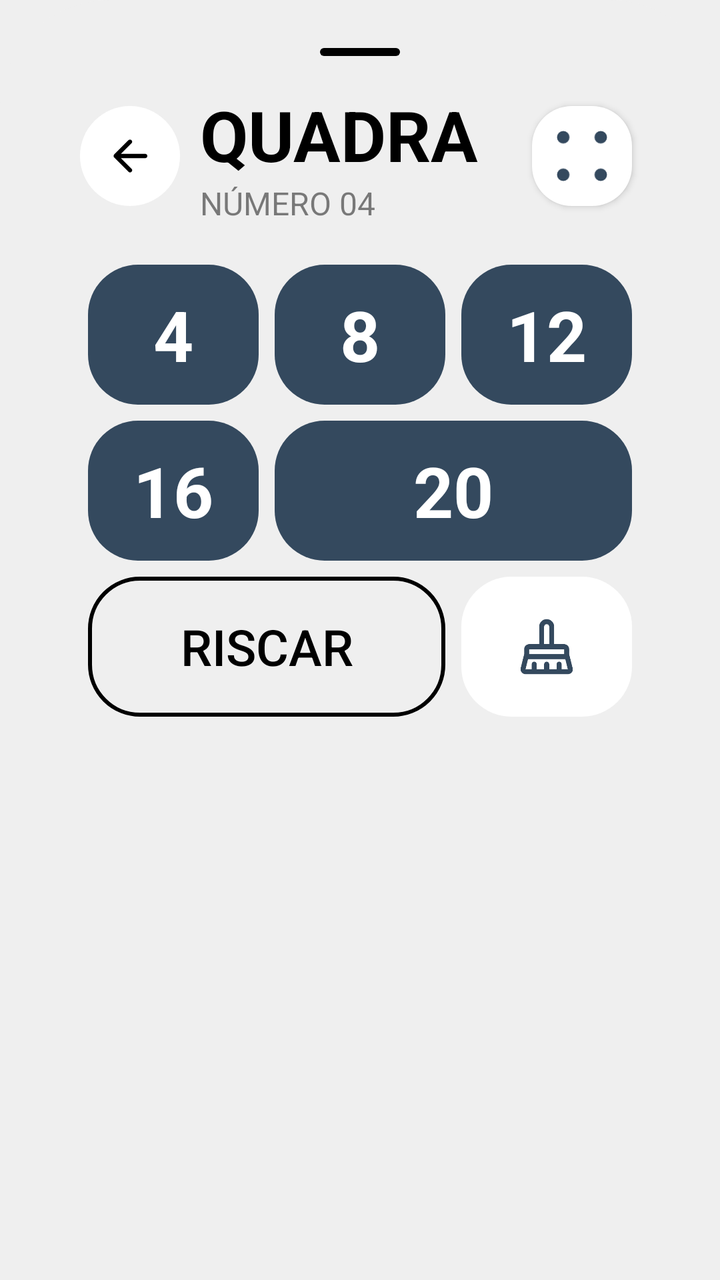
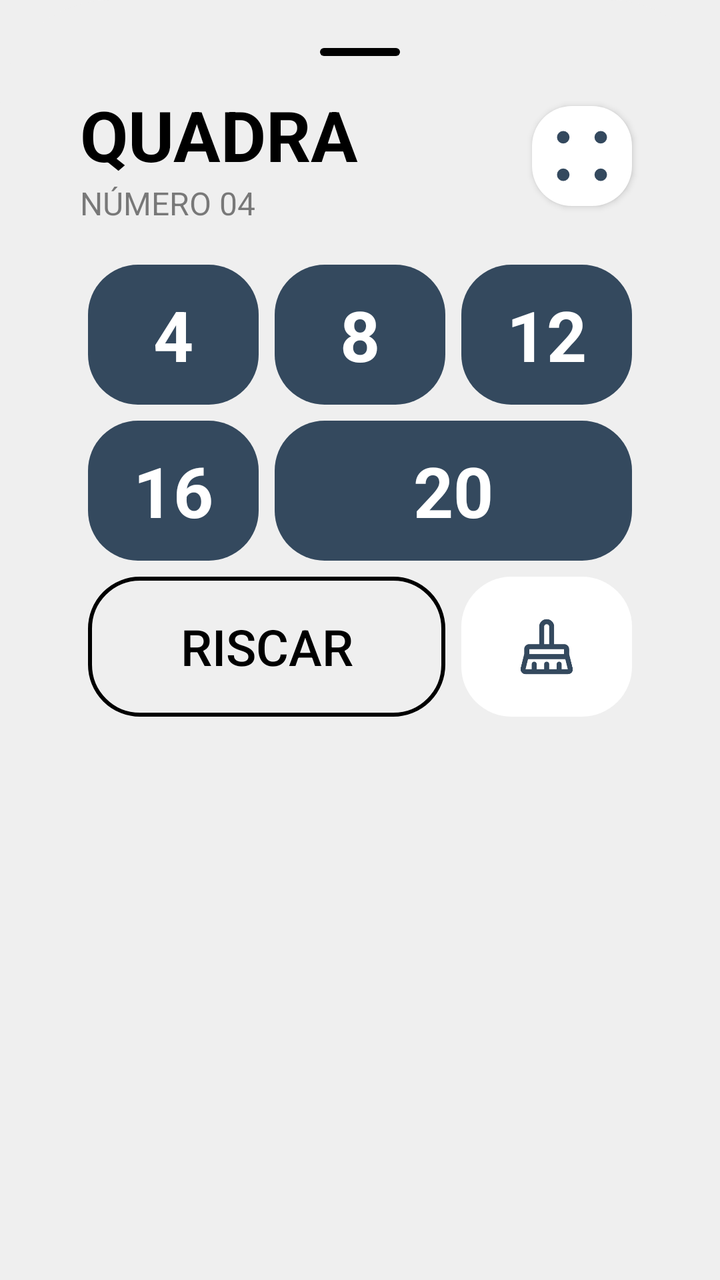

Two renders of the same Android screen: before a commit and after it. Below are the layout's source before the change and the commit's diff.
<!-- AndroidManifest.xml: application theme Base.Theme.KingOfBozo.Standard -->
<!-- res/layout/box_quadra.xml -->
<?xml version="1.0" encoding="utf-8"?>
<LinearLayout xmlns:android="http://schemas.android.com/apk/res/android"
    xmlns:app="http://schemas.android.com/apk/res-auto"
    xmlns:tools="http://schemas.android.com/tools"
    android:id="@+id/numbers_points"
    android:layout_width="match_parent"
    android:layout_height="wrap_content"
    android:backgroundTint="?attr/customBackground"
    android:background="@drawable/bottom_sheet_background"
    android:orientation="vertical"
    android:padding="24dp">

    <ImageView
        android:layout_width="40dp"
        android:layout_height="4dp"
        android:layout_gravity="center_horizontal"
        android:layout_marginBottom="16dp"
        app:tint="?attr/textFillColor"
        android:src="@drawable/background_card_dark" />


    <LinearLayout
        android:id="@+id/action_bar"
        android:layout_width="match_parent"
        android:layout_height="wrap_content"
        android:paddingHorizontal="16dp"
        android:gravity="center"
        tools:ignore="MissingConstraints">

        <ImageView
            android:id="@+id/button_cancel"
            android:layout_width="50dp"
            android:layout_height="50dp"
            android:backgroundTint="?attr/cardBackgroundColor"
            android:background="@drawable/background_circle_yellow"
            android:padding="12dp"
            android:layout_marginRight="10dp"
            app:tint="?attr/textFillColor"
            android:src="@drawable/ic_arrow_back"
            tools:ignore="ContentDescription" />

        <LinearLayout
            android:layout_width="wrap_content"
            android:layout_height="wrap_content"
            android:orientation="vertical"
            android:layout_weight="1"
            app:layout_constraintStart_toEndOf="@+id/button_back">



            <TextView
                android:id="@+id/scoring_title"
                android:layout_width="wrap_content"
                android:layout_height="wrap_content"
                android:text="QUADRA"
                android:textColor="?attr/textFillColor"
                android:textSize="35sp"
                android:textStyle="bold" />
            <TextView
                android:layout_width="wrap_content"
                android:layout_height="wrap_content"
                android:text="NÚMERO 04"
                android:alpha="0.5"
                android:textColor="?attr/textFillColor"
                android:textSize="16sp" />

        </LinearLayout>

        <ImageView
            android:layout_height="50dp"
            android:layout_width="50dp"
            android:backgroundTint="?attr/cardBackgroundColor"
            android:background="@drawable/background_card_de_boca"
            android:src="@drawable/ic_dice_4"
            app:tint="?attr/colorPrimary"
            android:elevation="2dp"
            android:layout_margin="4dp"/>

    </LinearLayout>

    <LinearLayout
        android:layout_width="match_parent"
        android:layout_height="wrap_content"
        android:orientation="vertical"
        android:padding="16dp">

        <GridLayout
            xmlns:android="http://schemas.android.com/apk/res/android"
            xmlns:app="http://schemas.android.com/apk/res-auto"
            android:layout_width="match_parent"
            android:layout_height="wrap_content"
            android:columnCount="3"
            android:rowCount="3">

            <TextView
                android:id="@+id/valor_01"
                android:layout_height="70dp"
                android:layout_width="0dp"
                android:backgroundTint="?attr/colorPrimary"
                android:background="@drawable/background_card_black"
                android:textColor="?attr/customTextBackground"
                android:text="4"
                android:textSize="35dp"
                android:textStyle="bold"
                android:gravity="center"
                android:layout_row="0"
                android:layout_column="0"
                android:layout_columnWeight="1"
                android:layout_gravity="fill"
                android:layout_margin="4dp"/>

            <TextView
                android:id="@+id/valor_02"
                android:layout_height="70dp"
                android:layout_width="0dp"
                android:backgroundTint="?attr/colorPrimary"
                android:background="@drawable/background_card_black"
                android:textColor="?attr/customTextBackground"
                android:text="8"
                android:textSize="35dp"
                android:textStyle="bold"
                android:gravity="center"
                android:layout_row="0"
                android:layout_column="1"
                android:layout_columnWeight="1"
                android:layout_gravity="fill"
                android:layout_margin="4dp"/>

            <TextView
                android:id="@+id/valor_03"
                android:layout_height="70dp"
                android:layout_width="0dp"
                android:backgroundTint="?attr/colorPrimary"
                android:background="@drawable/background_card_black"
                android:textColor="?attr/customTextBackground"
                android:text="12"
                android:textSize="35dp"
                android:textStyle="bold"
                android:gravity="center"
                android:layout_row="0"
                android:layout_column="2"
                android:layout_columnWeight="1"
                android:layout_gravity="fill"
                android:layout_margin="4dp"/>

            <TextView
                android:id="@+id/valor_04"
                android:layout_height="70dp"
                android:layout_width="0dp"
                android:backgroundTint="?attr/colorPrimary"
                android:background="@drawable/background_card_black"
                android:textColor="?attr/customTextBackground"
                android:text="16"
                android:textSize="35dp"
                android:textStyle="bold"
                android:gravity="center"
                android:layout_row="1"
                android:layout_column="0"
                android:layout_columnWeight="1"
                android:layout_gravity="fill"
                android:layout_margin="4dp"/>

            <TextView
                android:id="@+id/valor_05"
                android:layout_height="20dp"
                android:layout_width="0dp"
                android:backgroundTint="?attr/colorPrimary"
                android:background="@drawable/background_card_black"
                android:textColor="?attr/customTextBackground"
                android:text="20"
                android:textSize="35dp"
                android:textStyle="bold"
                android:gravity="center"
                android:layout_row="1"
                android:layout_column="1"
                android:layout_columnSpan="2"
                android:layout_columnWeight="1"
                android:layout_gravity="fill"
                android:layout_margin="4dp"/>

            <ImageView
                android:id="@+id/btn_nulo"
                android:layout_height="70dp"
                android:layout_width="0dp"
                android:backgroundTint="?attr/cardBackgroundColor"
                android:background="@drawable/background_card_black"
                android:src="@drawable/ic_clear"
                app:tint="?attr/colorPrimary"
                android:layout_row="2"
                android:layout_column="2"
                android:layout_columnWeight="1"
                android:layout_gravity="fill"
                android:padding="20dp"
                android:layout_margin="4dp"/>

            <Button
                android:id="@+id/btn_riscar"
                android:layout_height="70dp"
                android:layout_width="0dp"
                app:backgroundTint="?attr/textFillColor"
                android:background="@drawable/background_score_option_riscar"
                app:cornerRadius="20dp"
                android:text="RISCAR"
                android:textSize="25dp"
                android:textColor="?attr/textFillColor"
                app:icon="@drawable/ic_riscar"
                app:iconSize="25dp"
                app:iconTint="?attr/textFillColor"
                android:gravity="center"
                android:layout_row="2"
                android:layout_column="0"
                android:layout_columnSpan="2"
                android:layout_columnWeight="1"
                android:layout_gravity="fill"
                android:layout_margin="4dp" />


        </GridLayout>

    </LinearLayout>


</LinearLayout>
<!-- resources referenced by this layout -->
<resources>
  <!-- drawable background_card_black (drawable) -->
  <shape xmlns:android="http://schemas.android.com/apk/res/android"
      android:shape="rectangle">
      <solid android:color="@color/fundo_light" />
      <corners android:radius="25dp" />
  </shape>
  <!-- drawable background_card_dark (drawable) -->
  <shape xmlns:android="http://schemas.android.com/apk/res/android"
      android:shape="rectangle">
      <solid android:color="@color/fundo_light" />
      <corners android:radius="100dp" />
  </shape>
  <!-- drawable background_card_de_boca (drawable) -->
  <shape xmlns:android="http://schemas.android.com/apk/res/android"
      android:shape="rectangle">
      <solid android:color="@color/fundo_light" />
      <corners android:radius="20dp" />
  </shape>
  <!-- drawable background_circle_yellow (drawable) -->
  <?xml version="1.0" encoding="utf-8"?>
  <shape xmlns:android="http://schemas.android.com/apk/res/android"
      android:shape="oval">
      <solid android:color="@color/fundo_light" />
  </shape>
  <!-- drawable background_score_option_riscar (drawable) -->
  <shape xmlns:android="http://schemas.android.com/apk/res/android"
      android:shape="rectangle">
      <corners android:radius="25dp" />
      <stroke android:width="2dp" android:color="@color/fundo_light" />
      <solid android:color="@android:color/transparent" />
  </shape>
  <!-- drawable bottom_sheet_background (drawable) -->
  <?xml version="1.0" encoding="utf-8"?>
  <shape xmlns:android="http://schemas.android.com/apk/res/android"
      android:shape="rectangle">
      <solid android:color="@color/fundo_light"/>
      <corners android:topLeftRadius="55dp" android:topRightRadius="55dp"/>
  </shape>
  <!-- drawable ic_arrow_back (drawable) -->
  <vector xmlns:android="http://schemas.android.com/apk/res/android"
      android:width="24dp"
      android:height="24dp"
      android:viewportWidth="960"
      android:viewportHeight="960"
      android:tint="@color/fundo_light"
      android:autoMirrored="true">
    <path
        android:fillColor="@android:color/white"
        android:pathData="M313,520L509,716Q521,728 520.5,744Q520,760 508,772Q496,783 480,783.5Q464,784 452,772L188,508Q182,502 179.5,495Q177,488 177,480Q177,472 179.5,465Q182,458 188,452L452,188Q463,177 479.5,177Q496,177 508,188Q520,200 520,216.5Q520,233 508,245L313,440L760,440Q777,440 788.5,451.5Q800,463 800,480Q800,497 788.5,508.5Q777,520 760,520L313,520Z"/>
  </vector>
  <!-- drawable ic_riscar (drawable) -->
  <vector xmlns:android="http://schemas.android.com/apk/res/android"
      android:width="24dp"
      android:height="24dp"
      android:viewportWidth="960"
      android:viewportHeight="960"
      android:tint="?attr/colorControlNormal">
    <path
        android:fillColor="@android:color/white"
        android:pathData="M753,640L673,560L800,560L800,640L753,640ZM640,527L433,320L560,320L560,160L640,160L640,320L800,320L800,400L640,400L640,527ZM400,287L320,207L320,160L400,160L400,287ZM791,904L640,753L640,800L560,800L560,673L527,640L400,640L400,800L320,800L320,640L160,640L160,560L320,560L320,433L287,400L160,400L160,320L207,320L56,169L112,112L848,848L791,904Z"/>
  </vector>
  <color name="fundo_light">#EFEFEF</color>
  <color name="padrao">#34495e</color>
  <color name="text_dark">#000000</color>
  <color name="text_light">#FFFFFF</color>
  <color name="icon_dark">#000000</color>
  <color name="icon_light">#FFFFFF</color>
  <color name="card_light">#FFFFFF</color>
  <color name="card_dark">#313131</color>
  <!-- unchanged entries left out for length: 4 -->
</resources>

<!-- the commit's change to res/layout/box_quadra.xml (unified diff, before → after) -->
@@ -27,17 +27,17 @@
         android:gravity="center"
         tools:ignore="MissingConstraints">
 
-        <ImageView
-            android:id="@+id/button_cancel"
-            android:layout_width="50dp"
-            android:layout_height="50dp"
-            android:backgroundTint="?attr/cardBackgroundColor"
-            android:background="@drawable/background_circle_yellow"
-            android:padding="12dp"
-            android:layout_marginRight="10dp"
-            app:tint="?attr/textFillColor"
-            android:src="@drawable/ic_arrow_back"
-            tools:ignore="ContentDescription" />
+
+
+
+
+
+
+
+
+
+
+
 
         <LinearLayout
             android:layout_width="wrap_content"
<!-- resource entries referenced after the edit -->
@@ -18,12 +18,6 @@
       <solid android:color="@color/fundo_light" />
       <corners android:radius="20dp" />
   </shape>
-  <!-- drawable background_circle_yellow (drawable) -->
-  <?xml version="1.0" encoding="utf-8"?>
-  <shape xmlns:android="http://schemas.android.com/apk/res/android"
-      android:shape="oval">
-      <solid android:color="@color/fundo_light" />
-  </shape>
   <!-- drawable background_score_option_riscar (drawable) -->
   <shape xmlns:android="http://schemas.android.com/apk/res/android"
       android:shape="rectangle">
@@ -38,18 +32,6 @@
       <solid android:color="@color/fundo_light"/>
       <corners android:topLeftRadius="55dp" android:topRightRadius="55dp"/>
   </shape>
-  <!-- drawable ic_arrow_back (drawable) -->
-  <vector xmlns:android="http://schemas.android.com/apk/res/android"
-      android:width="24dp"
-      android:height="24dp"
-      android:viewportWidth="960"
-      android:viewportHeight="960"
-      android:tint="@color/fundo_light"
-      android:autoMirrored="true">
-    <path
-        android:fillColor="@android:color/white"
-        android:pathData="M313,520L509,716Q521,728 520.5,744Q520,760 508,772Q496,783 480,783.5Q464,784 452,772L188,508Q182,502 179.5,495Q177,488 177,480Q177,472 179.5,465Q182,458 188,452L452,188Q463,177 479.5,177Q496,177 508,188Q520,200 520,216.5Q520,233 508,245L313,440L760,440Q777,440 788.5,451.5Q800,463 800,480Q800,497 788.5,508.5Q777,520 760,520L313,520Z"/>
-  </vector>
   <!-- drawable ic_riscar (drawable) -->
   <vector xmlns:android="http://schemas.android.com/apk/res/android"
       android:width="24dp"
